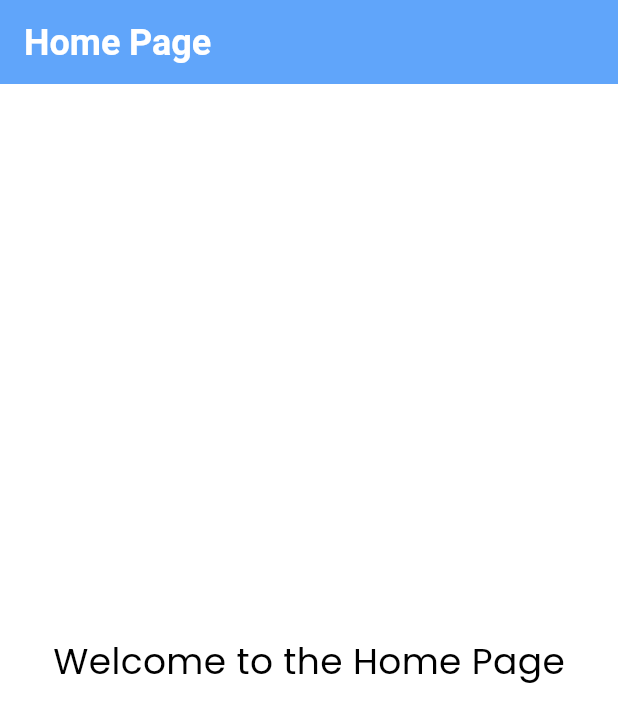
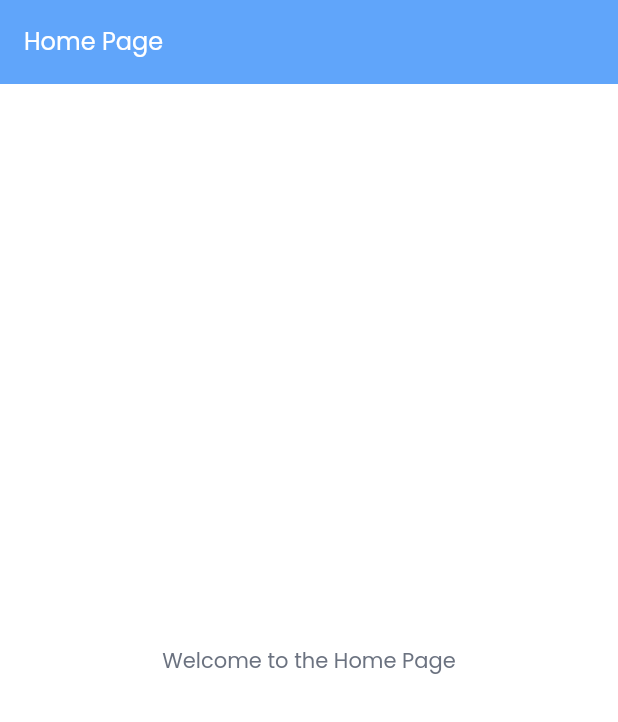
Before and after one commit to berhili098/flutter_riverpod_template, a Flutter app: the screen it shows after launch, on a phone screen of 412 x 824 dp. Shown: the top 722 px of the screen. Run offline on Flutter 3.47's test engine with Material 3 defaults, Android fonts, the phone set to English and light mode, and no system bars; our stand-ins replace auto_route, flutter_screenutil, freezed_annotation, gap, google_fonts, hooks_riverpod.

Commit message:
feat : make use of the textTheme

```diff
--- a/lib/home_page.dart
+++ b/lib/home_page.dart
@@ -9,12 +9,12 @@ class HomePage extends StatelessWidget {
   Widget build(BuildContext context) {
     return Scaffold(
       appBar: AppBar(
-        title: const Text('Home Page'),
+        title: Text('Home Page', style: Theme.of(context).textTheme.headlineSmall!.copyWith(color: Colors.white)),
       ),
-      body: const Center(
+      body: Center(
         child: Text(
           'Welcome to the Home Page',
-          style: TextStyle(fontSize: 24),
+          style: Theme.of(context).textTheme.titleLarge,
         ),
       ),
     );
```
Also changed, not shown: pubspec.lock, 2 other files.
